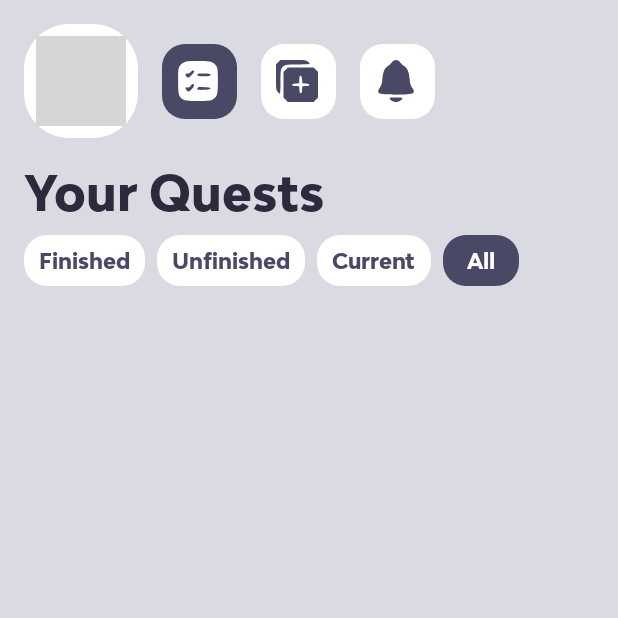
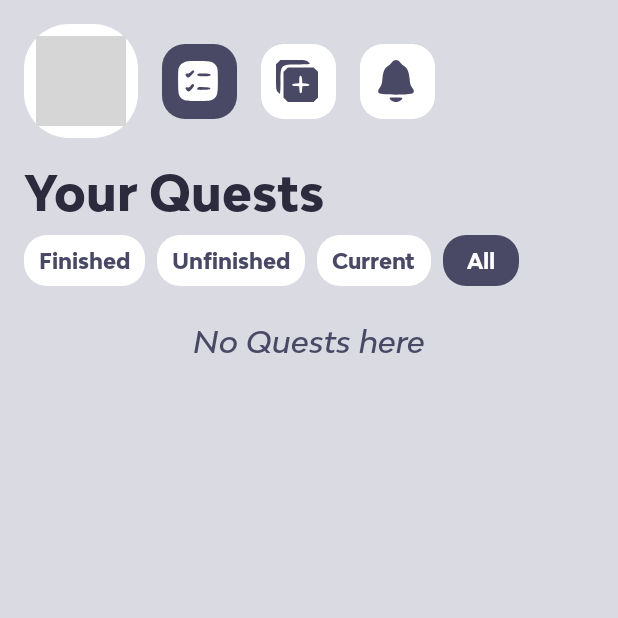
Before and after one commit to karlpaeng/QuestBuds, an Android app: the screen it shows after launch once a user with an empty profile is signed in (Home), on a phone screen of 412 x 824 dp, the top half of it. Run offline under Robolectric (Android 15) with nearby library versions, the phone set to English and light mode, and no system bars; our stand-ins replace Firebase (no records; nobody signed in at launch, a user with empty details on screens opened directly), Picasso; grey boxes are pictures that could not be loaded.

Commit message:
added text view for empty list

```diff
--- a/app/src/main/java/app/questbuds/notifs/FragmentNotifs.java
+++ b/app/src/main/java/app/questbuds/notifs/FragmentNotifs.java
@@ -48,6 +48,7 @@ public class FragmentNotifs extends Fragment implements RecViewInterfaceNotifs {
     RecyclerView recyclerView;
     ArrayList<ModelNotifs> list = new ArrayList<>();
     ImageView addbtn;
+    TextView noNotifs;
     RecAdapterNotifs adapter;
 
     FirebaseFirestore fbfs;
@@ -103,6 +104,8 @@ public class FragmentNotifs extends Fragment implements RecViewInterfaceNotifs {
         v = inflater.inflate(R.layout.fragment_notifs, container, false);
         recyclerView = v.findViewById(R.id.rvNotifs);
         addbtn = v.findViewById(R.id.ivAddNotif);
+        noNotifs = v.findViewById(R.id.tvNoNotifs);
+
         fbfs = FirebaseFirestore.getInstance();
         notifsCollection = fbfs.collection("user").document(((Home)getActivity()).userId).collection("notifs");
 
@@ -152,6 +155,7 @@ public class FragmentNotifs extends Fragment implements RecViewInterfaceNotifs {
                             list.add(notifs);
                         }
                         adapter.notifyDataSetChanged();
+                        noNotifs.setVisibility(list.isEmpty() ? View.VISIBLE : View.INVISIBLE);
                     }
                 }).addOnFailureListener(new OnFailureListener() {
                     @Override
@@ -243,6 +247,7 @@ public class FragmentNotifs extends Fragment implements RecViewInterfaceNotifs {
                                     adapter.remove(index);
 
                                     alertDialog.dismiss();
+                                    noNotifs.setVisibility(list.isEmpty() ? View.VISIBLE : View.INVISIBLE);
 
                                 }else Toast.makeText(getContext(), "Failed:"+task.getException().getMessage(), Toast.LENGTH_SHORT).show();
 
--- a/app/src/main/java/app/questbuds/notifs/FragmentQuests.java
+++ b/app/src/main/java/app/questbuds/notifs/FragmentQuests.java
@@ -42,7 +42,7 @@ public class FragmentQuests extends Fragment implements RecViewInterfaceQuests {
     View v;
 
     int prevCount;
-    TextView tvFin, tvUnfin, tvNew, tvAll;
+    TextView tvFin, tvUnfin, tvNew, tvAll, noQuests;
     RecyclerView recView;
     RecAdapterQuests adapter;
     CollectionReference questsCollection;
@@ -103,6 +103,9 @@ public class FragmentQuests extends Fragment implements RecViewInterfaceQuests {
         tvNew = v.findViewById(R.id.tvTasksSortByNew);
         tvAll = v.findViewById(R.id.tvTasksSortByAll);
         recView = v.findViewById(R.id.rvYourQuests);
+        noQuests = v.findViewById(R.id.tcNoQuests);
+
+
 
         prevCount = 4;// set initial category
         tvAll.setTextColor(ContextCompat.getColorStateList(getContext(),R.color.white));
@@ -150,7 +153,7 @@ public class FragmentQuests extends Fragment implements RecViewInterfaceQuests {
         return v;
     }
 
-    void updateRecView(int cat){
+    private void updateRecView(int cat){
         //main rec view
 //        Toast.makeText(getContext(), "1", Toast.LENGTH_SHORT).show();
 
@@ -164,6 +167,7 @@ public class FragmentQuests extends Fragment implements RecViewInterfaceQuests {
 
 //        Toast.makeText(getContext(), "2", Toast.LENGTH_SHORT).show();
         //proceed
+
         adapter = new RecAdapterQuests(list, this, getContext());
         RecyclerView.LayoutManager layoutManager = new LinearLayoutManager(getContext());
         recView.setLayoutManager(layoutManager);
@@ -223,20 +227,16 @@ public class FragmentQuests extends Fragment implements RecViewInterfaceQuests {
     public void onClickItem(int position) {
 
         list.get(position).done = !(list.get(position).done);
+//        adapter.notifyItemRemoved(position);
         adapter.notifyItemChanged(position);
-        ((Home) getActivity()).updateQuestDoneStatus(
+        updateQuestDoneStatus(
                 list.get(position).taskId,
                 list.get(position).done
                 );
 
     }
-    public TimeInterval getCurrentInterval(int h, int m){
-        TimeInterval interval = new TimeInterval();
-        fbfs.collection("user").document(((Home)getActivity()).userId).collection("notifs");
 
-        return interval;
-    }
-    public void getAllQuestsListFromFS(int category){
+    private void getAllQuestsListFromFS(int category){
         //ArrayList<ModelQuests> retList = new ArrayList<>();
         Calendar calendar = Calendar.getInstance();
         Date date = calendar.getTime();
@@ -401,6 +401,7 @@ public class FragmentQuests extends Fragment implements RecViewInterfaceQuests {
 
                         }
                         adapter.notifyDataSetChanged();
+                        noQuests.setVisibility(list.isEmpty() ? View.VISIBLE : View.INVISIBLE);
                     }
                 }).addOnFailureListener(new OnFailureListener() {
                     @Override
@@ -412,4 +413,28 @@ public class FragmentQuests extends Fragment implements RecViewInterfaceQuests {
         //Toast.makeText(Home.this, "before return:"+questsList.size(), Toast.LENGTH_SHORT).show();
         //return retList;
     }
+
+    private void updateQuestDoneStatus(String id, boolean value){
+        questsCollection.document(id)
+                .update("done", value)
+                .addOnCompleteListener(new OnCompleteListener<Void>() {
+                    @Override
+                    public void onComplete(@NonNull Task<Void> task) {
+
+                        if(task.isSuccessful()){
+                            //
+                        }else{
+                            //
+                            Toast.makeText(getContext(), "Failed to update", Toast.LENGTH_SHORT).show();
+                        }
+                    }
+                }).addOnFailureListener(new OnFailureListener() {
+                    @Override
+                    public void onFailure(@NonNull Exception e) {
+                        Toast.makeText(getContext(), e.getMessage(), Toast.LENGTH_SHORT).show();
+                    }
+                });
+    }
+
+
 }
--- a/app/src/main/java/app/questbuds/notifs/FragmentQuestsEdit.java
+++ b/app/src/main/java/app/questbuds/notifs/FragmentQuestsEdit.java
@@ -51,6 +51,7 @@ public class FragmentQuestsEdit extends Fragment implements RecViewInterfaceMana
     RecyclerView recyclerView;
     ArrayList<ModelQuests> list = new ArrayList<>();
     ImageView addbtn;
+    TextView noQuests;
     RecAdapterManageQuests adapter;
 
     FirebaseFirestore fbfs;
@@ -106,6 +107,7 @@ public class FragmentQuestsEdit extends Fragment implements RecViewInterfaceMana
         v = inflater.inflate(R.layout.fragment_quests_edit, container, false);
         recyclerView = v.findViewById(R.id.rvManageQuests);
         addbtn = v.findViewById(R.id.btnAddQuests);
+        noQuests = v.findViewById(R.id.tvNoManageQuests);
 
         fbfs = FirebaseFirestore.getInstance();
         questsCollection = fbfs.collection("user").document(((Home)getActivity()).userId).collection("quests");
@@ -381,6 +383,7 @@ public class FragmentQuestsEdit extends Fragment implements RecViewInterfaceMana
 
                         }
                         adapter.notifyDataSetChanged();
+                        noQuests.setVisibility(list.isEmpty() ? View.VISIBLE : View.INVISIBLE);
                     }
                 }).addOnFailureListener(new OnFailureListener() {
                     @Override
--- a/app/src/main/java/app/questbuds/notifs/MainActivity.java
+++ b/app/src/main/java/app/questbuds/notifs/MainActivity.java
@@ -43,6 +43,7 @@ import com.google.firebase.firestore.QuerySnapshot;
 import com.google.firebase.firestore.Source;
 
 import java.util.ArrayList;
+import java.util.HashMap;
 
 public class MainActivity extends AppCompatActivity {
     SplashScreen splashScreen;
@@ -101,6 +102,9 @@ public class MainActivity extends AppCompatActivity {
 
         if(user!= null){
             fbfs = FirebaseFirestore.getInstance();
+            HashMap<String , Object> map = new HashMap<>();
+
+            fbfs.collection("user").document(user.getEmail()).set(map);
             fbfs.collection("user").document(user.getEmail()).collection("quests")
                     .get(Source.SERVER)
                     .addOnCompleteListener(new OnCompleteListener<QuerySnapshot>() {
--- a/app/src/main/res/drawable/ripple_white_on_orange.xml
+++ b/app/src/main/res/drawable/ripple_big_corner_gray_on_white.xml
@@ -1,13 +1,13 @@
 <?xml version="1.0" encoding="utf-8"?>
 <ripple xmlns:android="http://schemas.android.com/apk/res/android"
     xmlns:tools="http://schemas.android.com/tools"
-    android:color="@color/white"
+    android:color="#50494966"
     tools:targetApi="tiramisu"> <!-- ripple effect color -->
     <item android:id="@android:id/background">
         <shape android:shape="rectangle">
-            <solid android:color="@color/orange" /> <!-- background color -->
+            <solid android:color="#ffffff" /> <!-- background color -->
             <corners
-                android:radius="15dp"
+                android:radius="30dp"
                 />
         </shape>
     </item>
--- a/app/src/main/res/layout/fragment_quests.xml
+++ b/app/src/main/res/layout/fragment_quests.xml
@@ -99,6 +99,19 @@
                 app:layout_constraintLeft_toRightOf="@id/tvTasksSortByNew"
                 />
 
+            <TextView
+                android:id="@+id/tcNoQuests"
+                android:layout_width="wrap_content"
+                android:layout_height="wrap_content"
+                android:layout_marginTop="24dp"
+                android:text="No Quests here"
+                android:fontFamily="@font/modelica_medium_italic"
+                android:textSize="20sp"
+                android:textColor="@color/gray"
+                app:layout_constraintTop_toBottomOf="@id/tvTasksSortByFinished"
+                app:layout_constraintLeft_toLeftOf="parent"
+                app:layout_constraintRight_toRightOf="parent"/>
+
             <androidx.recyclerview.widget.RecyclerView
                 android:layout_width="match_parent"
                 android:layout_height="510dp"
--- a/app/src/main/res/layout/recview_notifs.xml
+++ b/app/src/main/res/layout/recview_notifs.xml
@@ -6,7 +6,7 @@
     android:paddingBottom="16dp"
     android:paddingRight="16dp"
     android:layout_marginBottom="8dp"
-    android:background="@drawable/shape_round_big"
+    android:background="@drawable/ripple_big_corner_gray_on_white"
     xmlns:app="http://schemas.android.com/apk/res-auto">
 
     <TextView
```
Also changed, not shown: app/src/main/java/app/questbuds/notifs/Home.java (+1 -25 lines), app/src/main/java/app/questbuds/notifs/TimeInterval.java (deleted, +0 -25 lines), app/src/main/res/layout/fragment_notifs.xml (+12 -0 lines), app/src/main/res/layout/fragment_quests_edit.xml (+12 -0 lines).
